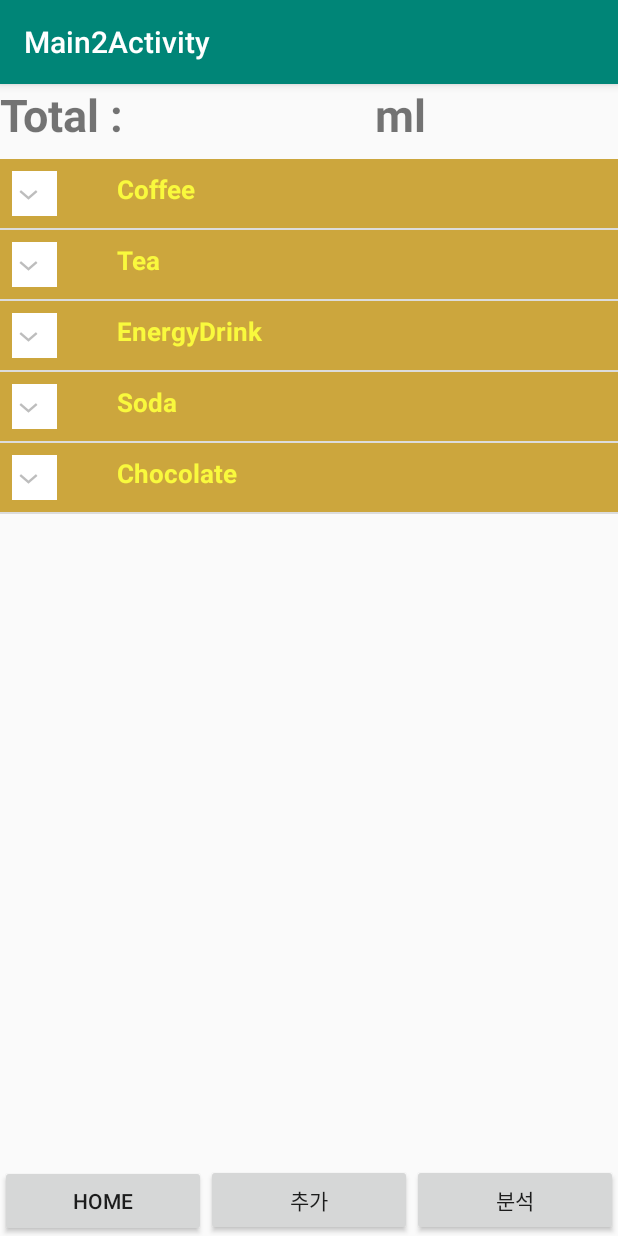
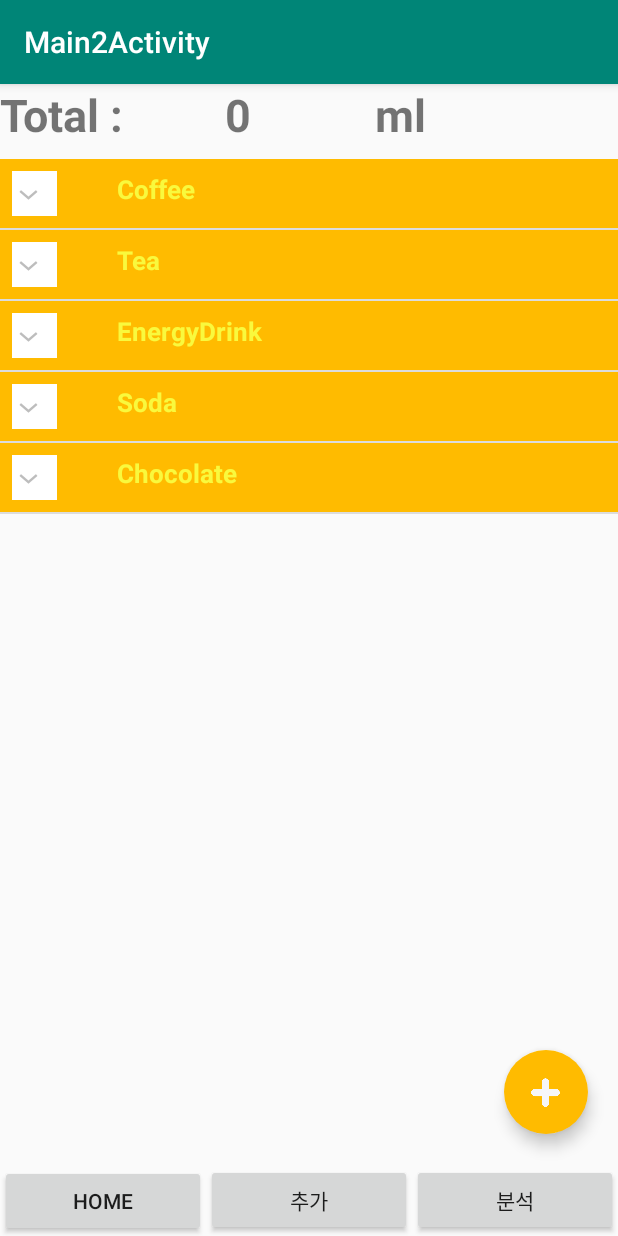
Before and after one commit to cksalchl0102/CaffeineLog, an Android app: the fragment AddViewFragment placed in its activity, on a phone screen of 412 x 824 dp. Run offline under Robolectric (Android 15) with nearby library versions, the phone set to English and light mode, and no system bars.

Commit message:
AddViewFragment - FloatingActionButton 추가

```diff
--- a/app/build.gradle
+++ b/app/build.gradle
@@ -33,5 +33,6 @@ dependencies {
     androidTestImplementation 'androidx.test.ext:junit:1.1.0'
     androidTestImplementation 'androidx.test.espresso:espresso-core:3.1.1'
     implementation 'com.prolificinteractive:material-calendarview:1.4.3'
+    implementation 'com.google.android.material:material:1.0.0-rc01'
 
 }
--- a/app/src/main/java/kr/co/caffeinelog/AddViewFragment.java
+++ b/app/src/main/java/kr/co/caffeinelog/AddViewFragment.java
@@ -1,6 +1,8 @@
 package kr.co.caffeinelog;
 
 import kr.co.caffeinelog.Common.ExpandableListAdapter;
+import kr.co.caffeinelog.Common.addViewDialogFragment;
+
 import androidx.annotation.NonNull;
 import androidx.annotation.Nullable;
 import androidx.fragment.app.Fragment;
@@ -9,7 +11,10 @@ import android.view.View;
 import android.view.ViewGroup;
 import android.os.Bundle;
 import android.widget.ExpandableListView;
+import android.widget.TextView;
 import android.widget.Toast;
+
+import com.google.android.material.floatingactionbutton.FloatingActionButton;
 
 import java.util.ArrayList;
 import java.util.HashMap;
@@ -21,11 +26,17 @@ public class AddViewFragment extends Fragment {
     private ExpandableListView elv;
     private List<String> listDataHeader;
     private HashMap<String, List<String>> listDataChild;
-
+    private FloatingActionButton fabBtn;
+    private TextView caffeineAmountView;
     @Nullable
     @Override
     public View onCreateView(@NonNull LayoutInflater inflater, @Nullable ViewGroup container, @Nullable Bundle savedInstanceState) {
         View rootView = inflater.inflate(R.layout.addview_fragment, null);
+
+        fabBtn = (FloatingActionButton)rootView.findViewById(R.id.fab);
+        fabBtn.setOnClickListener(new FABClickListener());
+        caffeineAmountView = (TextView) rootView.findViewById(R.id.caffeine);
+        caffeineAmountView.setText("0");
 
         elv = (ExpandableListView) rootView.findViewById(R.id.list);
         ChildListData();
@@ -162,4 +173,24 @@ public class AddViewFragment extends Fragment {
         listDataChild.put(listDataHeader.get(3), Soda);
         listDataChild.put(listDataHeader.get(4), Chocolate);
     }
+
+    //FloatingActionButton 클릭 이벤트 리스너
+    class FABClickListener implements View.OnClickListener{
+        @Override
+        public void onClick(View v) {
+            addViewDialogFragment dialog = addViewDialogFragment.newInstance(new addViewDialogFragment.CaffeineInputListener(){
+                @Override
+                public void onCaffeineInputComplete(String caffeine) {
+                    if(caffeine != null) {
+                        //name is Texted EditText
+                        int beforeInput = Integer.parseInt(caffeineAmountView.getText().toString());
+                        int afterInput = beforeInput+Integer.parseInt(caffeine);
+                        caffeineAmountView.setText(""+(afterInput));
+
+                    }
+                }
+            });
+            dialog.show(getFragmentManager(), "addDialog");
+        }
+    }
 }
--- a/app/src/main/res/layout/addview_fragment.xml
+++ b/app/src/main/res/layout/addview_fragment.xml
@@ -41,4 +41,20 @@
         android:layout_height="match_parent"
         android:layout_width="match_parent" />
 
+    <com.google.android.material.floatingactionbutton.FloatingActionButton
+        android:id="@+id/fab"
+        android:clickable="true"
+        android:onClick="mOnClick"
+        android:layout_width="wrap_content"
+        android:layout_height="wrap_content"
+        android:layout_alignParentBottom="true"
+        android:layout_alignParentRight="true"
+        android:layout_marginBottom="20dp"
+        android:layout_marginRight="20dp"
+        android:backgroundTint="#FFBB00"
+        android:src="@drawable/add"
+        xmlns:app="http://schemas.android.com/apk/res-auto"
+        app:borderWidth="0dp"
+        app:fabSize="normal" />
+
 </RelativeLayout>
--- a/app/src/main/res/layout/list_group.xml
+++ b/app/src/main/res/layout/list_group.xml
@@ -4,7 +4,7 @@
     android:layout_height="match_parent"
     android:orientation="horizontal"
     android:padding="8dp"
-    android:background="#CCA63D">
+    android:background="#FFBB00">
 
     <ImageView
         android:id="@+id/iv_image"
```
Also changed, not shown: app/src/main/java/kr/co/caffeinelog/Common/addViewDialogFragment.java (added, +50 -0 lines), app/src/main/res/layout/addviewdialog.xml (added, +30 -0 lines), app/src/main/res/drawable-v24/add.png (added).
